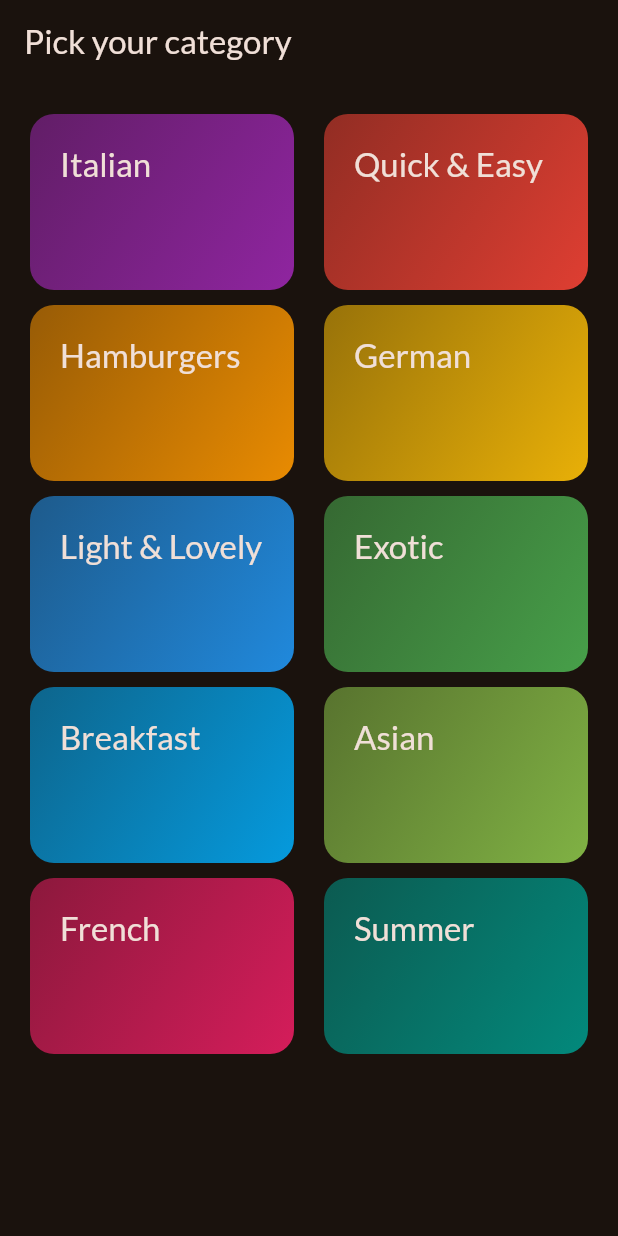
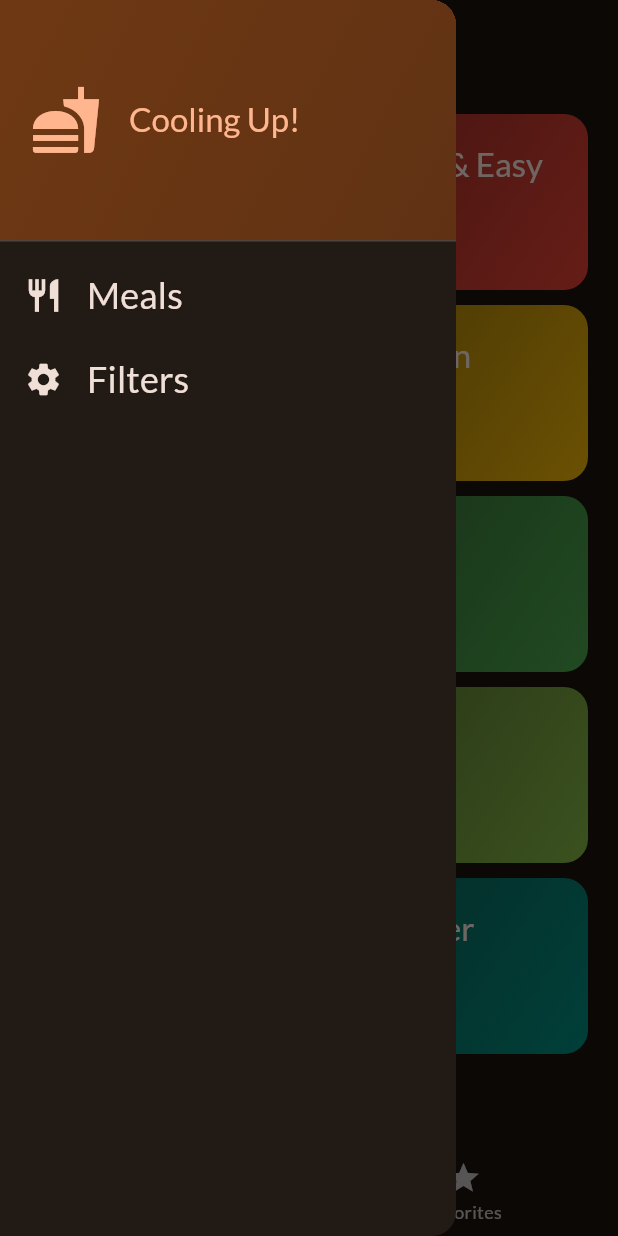
Before and after one commit to ShreyaBadgaiyan/MEALS_APP, a Flutter app: the screen it shows after launch, with the side drawer open (before the commit the screen has no drawer), on a phone screen of 412 x 824 dp. Run offline on Flutter 3.47's test engine with Material 3 defaults, Android fonts, the phone set to English and light mode, and no system bars; our stand-ins replace google_fonts, transparent_image.

Commit message:
ui updates

```diff
--- a/lib/main.dart
+++ b/lib/main.dart
@@ -1,7 +1,7 @@
 import 'package:flutter/material.dart';
 
 import 'package:google_fonts/google_fonts.dart';
-import 'package:meals_app/screens/categories.dart';
+import 'package:meals_app/screens/tabs.dart';
 
 final theme = ThemeData(
   useMaterial3: true,
@@ -23,7 +23,7 @@ class App extends StatelessWidget {
   Widget build(BuildContext context) {
     return MaterialApp(
       theme: theme,
-      home: const CategoriesScreen(),
+      home: const TabsScreen(),
     );
   }
 }
--- a/lib/screens/categories.dart
+++ b/lib/screens/categories.dart
@@ -5,23 +5,24 @@ import 'package:meals_app/screens/meals.dart';
 import 'package:meals_app/widgets/category_grid_item.dart';
 import 'package:meals_app/models/category.dart';
 
+import '../models/meal.dart';
+
 class CategoriesScreen extends StatelessWidget {
-  const CategoriesScreen({super.key});
+  const CategoriesScreen({super.key, required this.onToggleFavorite});
+
+  final void Function(Meal meal) onToggleFavorite;
 
   void _selectCategory(BuildContext context, category){
     final filteredMeals=dummyMeals.where((meal)=>meal.categories.contains(category.id)).toList();
 
-    Navigator.push(context, MaterialPageRoute(builder: (ctx)=>MealsScreen(title: category.title, meals:filteredMeals)));
+    Navigator.push(context, MaterialPageRoute(builder: (ctx)=>MealsScreen(title: category.title, meals:filteredMeals, onToggleFavorite:onToggleFavorite)));
         //as it is not case of stateful widget therefore, we need to pass context as buildContext here
   }
 
   @override
   Widget build(BuildContext context) {
-    return Scaffold(
-      appBar: AppBar(
-        title: const Text('Pick your category'),
-      ),
-      body: GridView(
+    return
+     GridView(
         padding: EdgeInsets.all(20),
           gridDelegate: const SliverGridDelegateWithFixedCrossAxisCount(
             crossAxisCount:2,
@@ -36,7 +37,6 @@ class CategoriesScreen extends StatelessWidget {
               _selectCategory(context,category);
             },)
         ],
-      ),
     );
   }
 }
--- /dev/null
+++ b/lib/screens/tabs.dart
@@ -0,0 +1,83 @@
+import 'package:flutter/material.dart';
+import 'package:meals_app/screens/categories.dart';
+import 'package:meals_app/screens/meals.dart';
+import 'package:meals_app/widgets/main_drawer.dart';
+
+import '../models/meal.dart';
+
+class TabsScreen extends StatefulWidget {
+  const TabsScreen({super.key});
+
+  @override
+  State<TabsScreen> createState() => _TabsScreenState();
+}
+
+class _TabsScreenState extends State<TabsScreen> {
+  int _selectedPageIndex=0;
+  final List<Meal> _favoriteMeal=[];
+  void _showInfoMessage(String message){
+    ScaffoldMessenger.of(context).clearSnackBars();
+    ScaffoldMessenger.of(context).showSnackBar(
+      SnackBar(content: Text(message))
+    );
+  }
+
+  void _toggleMealFavoritesStatus(Meal meal){
+    final isExisting=_favoriteMeal.contains(meal);
+    if(isExisting){
+      setState(() {
+        _favoriteMeal.remove(meal);
+        _showInfoMessage('Meal is no longer a favorite');
+
+      });
+    }else{
+      setState(() {
+        _favoriteMeal.add(meal);
+_showInfoMessage('Meal is marked as favorite');
+      });
+    }
+  }
+
+  void _selectPage(int index){
+    setState(() {
+      _selectedPageIndex=index;
+    });
+  }
+
+  void _setScreen(String identifier){
+if(identifier=='filters'){
+
+}else{
+  Navigator.of(context).pop();
+  //Closing the drawer when meals is clicked coz we have to open the tab itself
+}
+  }
+
+
+  @override
+  Widget build(BuildContext context) {
+    Widget activePage=CategoriesScreen(onToggleFavorite:_toggleMealFavoritesStatus,);
+    var activePageTitle='Categories';
+    if(_selectedPageIndex==1){
+      activePage=MealsScreen(
+          meals: _favoriteMeal, onToggleFavorite: _toggleMealFavoritesStatus,);
+      activePageTitle='Your Favorites';
+    }
+    return Scaffold(
+      appBar: AppBar(
+        title: Text(activePageTitle),
+      ),
+      drawer:  MainDrawer(onSelectScreen:_setScreen),
+      body: activePage,
+      bottomNavigationBar: BottomNavigationBar(
+        onTap: _selectPage,
+        currentIndex: _selectedPageIndex,
+        //highlights pages as per which were on screen
+        items: const[
+          BottomNavigationBarItem(icon: Icon(Icons.set_meal),label:"Categories" ),
+          BottomNavigationBarItem(icon:Icon(Icons.star) ,label:"Favorites" )
+        ],
+      ),
+    );
+  }
+}
--- /dev/null
+++ b/lib/widgets/main_drawer.dart
@@ -0,0 +1,65 @@
+import 'package:flutter/material.dart';
+
+class MainDrawer extends StatelessWidget {
+  const MainDrawer({super.key, required this.onSelectScreen});
+  final void Function(String identifier) onSelectScreen;
+
+  @override
+  Widget build(BuildContext context) {
+    return Drawer(
+      child: Column(
+        children: [
+          DrawerHeader(
+              padding: EdgeInsets.all(20),
+              decoration: BoxDecoration(
+                gradient: LinearGradient(
+                  colors: [
+                    Theme.of(context).colorScheme.primaryContainer,
+                    Theme.of(context).colorScheme.primaryContainer.withOpacity(0.8)
+                  ],
+                  begin: Alignment.topLeft,
+                  end: Alignment.bottomRight,
+                )
+              ),
+              child: Row(
+                children: [
+                  Icon(
+                      Icons.fastfood,
+                  size: 48,
+                      color: Theme.of(context).colorScheme.primary,),
+
+                  const SizedBox(width: 18,),
+                  Text('Cooling Up!',
+                    style:Theme.of(context).textTheme.titleLarge!.copyWith(
+                      color: Theme.of(context).colorScheme.primary
+                    ) ,)
+                ],
+              ),
+          ),
+
+          ListTile(
+            leading: Icon(Icons.restaurant,size: 26,color: Theme.of(context).colorScheme.onSurface,),
+            title: Text('Meals',style:Theme.of(context).textTheme.titleSmall!.copyWith(
+                color: Theme.of(context).colorScheme.onSurface,
+              fontSize: 24
+            )  ,),
+            onTap: (){
+              onSelectScreen('meals');
+            },
+          ),
+
+          ListTile(
+            leading: Icon(Icons.settings,size: 26,color: Theme.of(context).colorScheme.onSurface,),
+            title: Text('Filters',style:Theme.of(context).textTheme.titleSmall!.copyWith(
+                color: Theme.of(context).colorScheme.onSurface,
+                fontSize: 24
+            )  ,),
+            onTap: (){
+              onSelectScreen('filters');
+            },
+          )
+        ],
+      ),
+    );
+  }
+}
```
Also changed, not shown: lib/screens/meal_details.dart (added, +77 -0 lines), lib/screens/meals.dart (+20 -4 lines), lib/widgets/meal_item.dart (+5 -2 lines).
